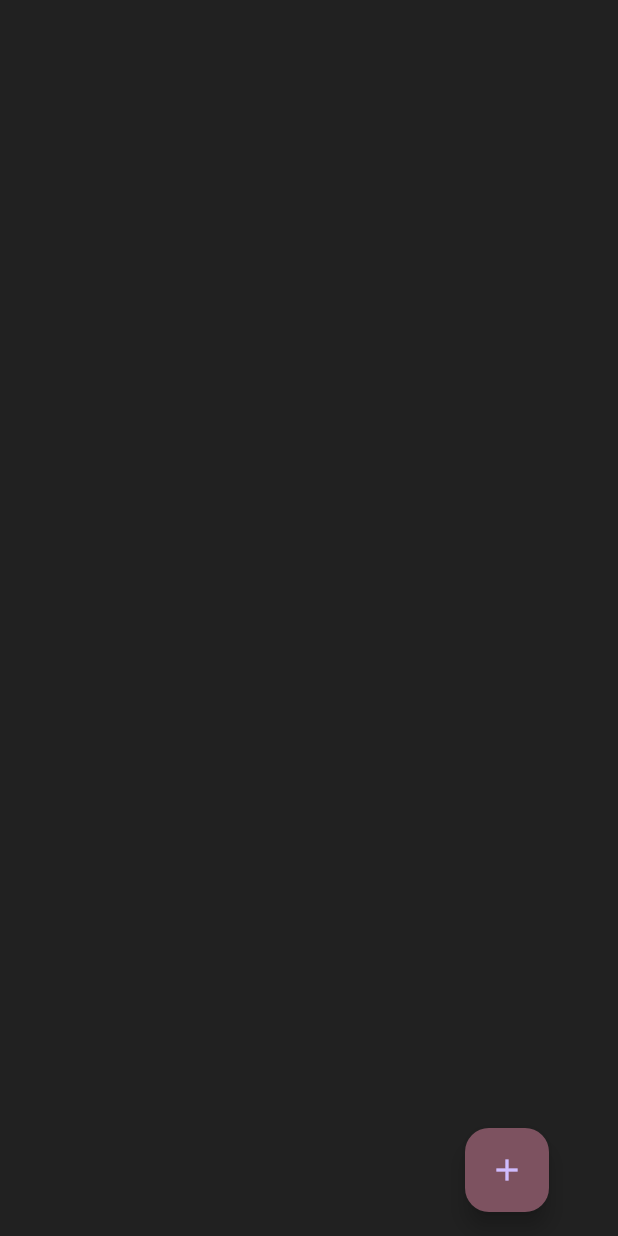
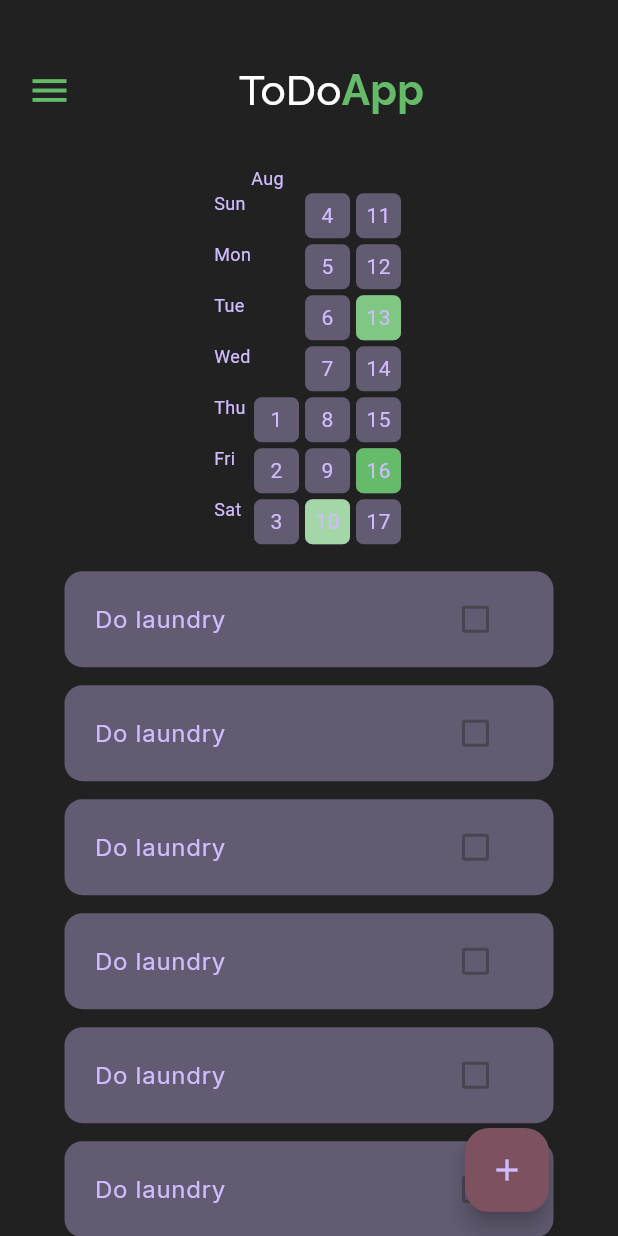
Before and after one commit to Franciscof11/To_Do_App, a Flutter app: the HomePage screen opened directly, on a phone screen of 412 x 824 dp. Run offline on Flutter 3.47's test engine with Material 3 defaults, Android fonts, the phone set to English and light mode, and no system bars; drawn by our look-alikes of flutter_heatmap_calendar, flutter_slidable; our stand-ins replace device_preview, flutter_svg, google_fonts, smooth_page_indicator.

Commit message:
feat: home page

```diff
--- a/lib/modules/to_do/presentation/pages/home_page/home_page.dart
+++ b/lib/modules/to_do/presentation/pages/home_page/home_page.dart
@@ -1,4 +1,9 @@
 import 'package:flutter/material.dart';
+import 'package:google_fonts/google_fonts.dart';
+import 'package:to_do_app/modules/to_do/domain/task.dart';
+import 'package:to_do_app/modules/to_do/presentation/widgets/my_heat_map.dart';
+import 'package:to_do_app/modules/to_do/presentation/widgets/task_list_tile.dart';
+import 'package:to_do_app/utils/app_colors.dart';
 
 class HomePage extends StatefulWidget {
   const HomePage({super.key});
@@ -10,6 +15,15 @@ class HomePage extends StatefulWidget {
 class _HomePageState extends State<HomePage> {
   @override
   Widget build(BuildContext context) {
+    List<Task> tasks1 = <Task>[];
+
+    Map<DateTime, int>? dataset = {
+      DateTime(2024, DateTime.august, 10): 1,
+      DateTime(2024, DateTime.august, 13): 2,
+      DateTime(2024, DateTime.august, 16): 3,
+      DateTime(2024, DateTime.august, 18): 5,
+    };
+
     return Scaffold(
       backgroundColor: Colors.grey.shade900,
       floatingActionButton: Padding(
@@ -23,6 +37,69 @@ class _HomePageState extends State<HomePage> {
           ),
         ),
       ),
+      body: Padding(
+        padding: const EdgeInsets.symmetric(horizontal: 18),
+        child: Column(
+          children: [
+            const SizedBox(height: 40),
+            Row(
+              children: [
+                Icon(
+                  Icons.menu,
+                  color: AppColors.mainGreen,
+                  size: 30,
+                ),
+                const Spacer(),
+                Text.rich(
+                  TextSpan(
+                    text: 'ToDo',
+                    style: GoogleFonts.raleway(
+                      color: Colors.white,
+                      fontSize: 28,
+                      fontWeight: FontWeight.w500,
+                    ),
+                    children: [
+                      TextSpan(
+                        text: 'App',
+                        style: GoogleFonts.raleway(
+                          color: AppColors.mainGreen,
+                          fontSize: 28,
+                          fontWeight: FontWeight.w700,
+                        ),
+                      ),
+                    ],
+                  ),
+                  textAlign: TextAlign.center,
+                ),
+                const Spacer(),
+              ],
+            ),
+            const SizedBox(height: 30),
+            Center(
+              child: MyHeatMap(
+                startDate: DateTime(2024, DateTime.august, 1),
+                datasets: dataset,
+              ),
+            ),
+            const SizedBox(height: 10),
+            Expanded(
+              child: ListView.builder(
+                physics: const BouncingScrollPhysics(),
+                itemCount: 10,
+                shrinkWrap: true,
+                itemBuilder: (context, index) => TaskListTile(
+                  task: Task(
+                    id: 1,
+                    title: 'Do laundry',
+                    isDone: false,
+                    description: 'Have to do laundry',
+                  ),
+                ),
+              ),
+            )
+          ],
+        ),
+      ),
     );
   }
 }
--- /dev/null
+++ b/lib/modules/to_do/presentation/widgets/my_heat_map.dart
@@ -0,0 +1,35 @@
+import 'package:flutter/material.dart';
+import 'package:flutter_heatmap_calendar/flutter_heatmap_calendar.dart';
+
+class MyHeatMap extends StatelessWidget {
+  final DateTime startDate;
+  final Map<DateTime, int>? datasets;
+  const MyHeatMap({
+    super.key,
+    required this.startDate,
+    required this.datasets,
+  });
+
+  @override
+  Widget build(BuildContext context) {
+    return HeatMap(
+      startDate: startDate,
+      endDate: DateTime.now(),
+      datasets: datasets,
+      colorMode: ColorMode.color,
+      defaultColor: Theme.of(context).colorScheme.secondary,
+      textColor: Theme.of(context).colorScheme.inversePrimary,
+      showColorTip: false,
+      showText: true,
+      scrollable: true,
+      size: 30,
+      colorsets: {
+        1: Colors.green.shade200,
+        2: Colors.green.shade300,
+        3: Colors.green.shade400,
+        4: Colors.green.shade500,
+        5: Colors.green.shade600,
+      },
+    );
+  }
+}
--- a/lib/modules/to_do/presentation/widgets/task_list_tile.dart
+++ b/lib/modules/to_do/presentation/widgets/task_list_tile.dart
@@ -3,9 +3,9 @@ import 'package:flutter_slidable/flutter_slidable.dart';
 import 'package:google_fonts/google_fonts.dart';
 import 'package:to_do_app/modules/to_do/domain/task.dart';
 
-class HabitListTile extends StatelessWidget {
+class TaskListTile extends StatelessWidget {
   final Task task;
-  const HabitListTile({
+  const TaskListTile({
     super.key,
     required this.task,
   });
--- /dev/null
+++ b/lib/utils/app_colors.dart
@@ -0,0 +1,5 @@
+import 'package:flutter/material.dart';
+
+class AppColors {
+  static final mainGreen = Colors.green[400];
+}
```
